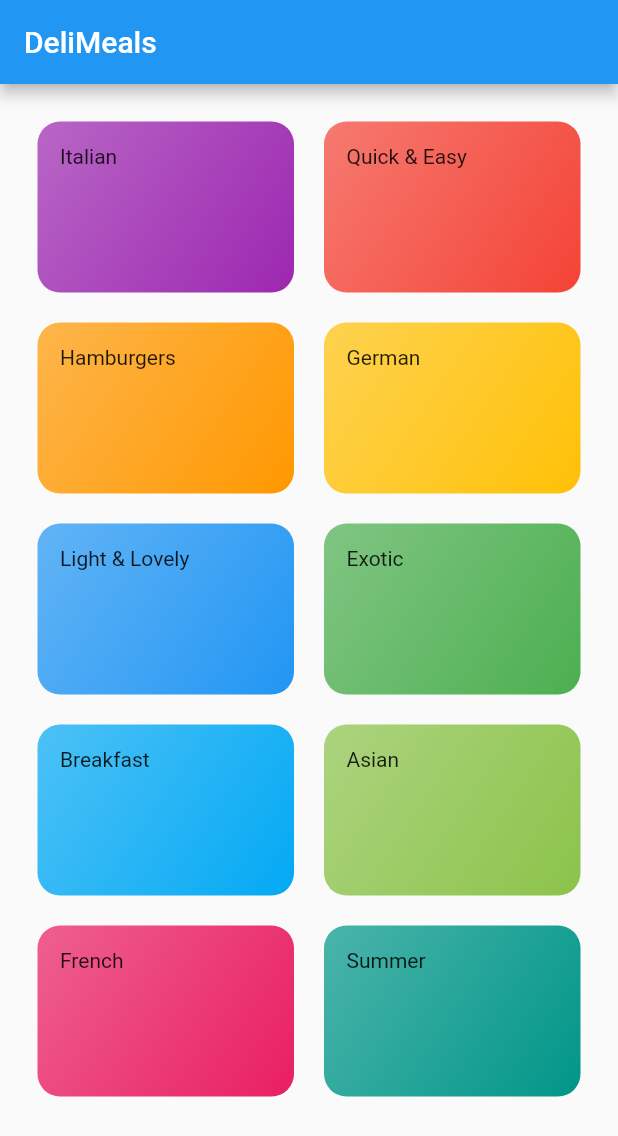
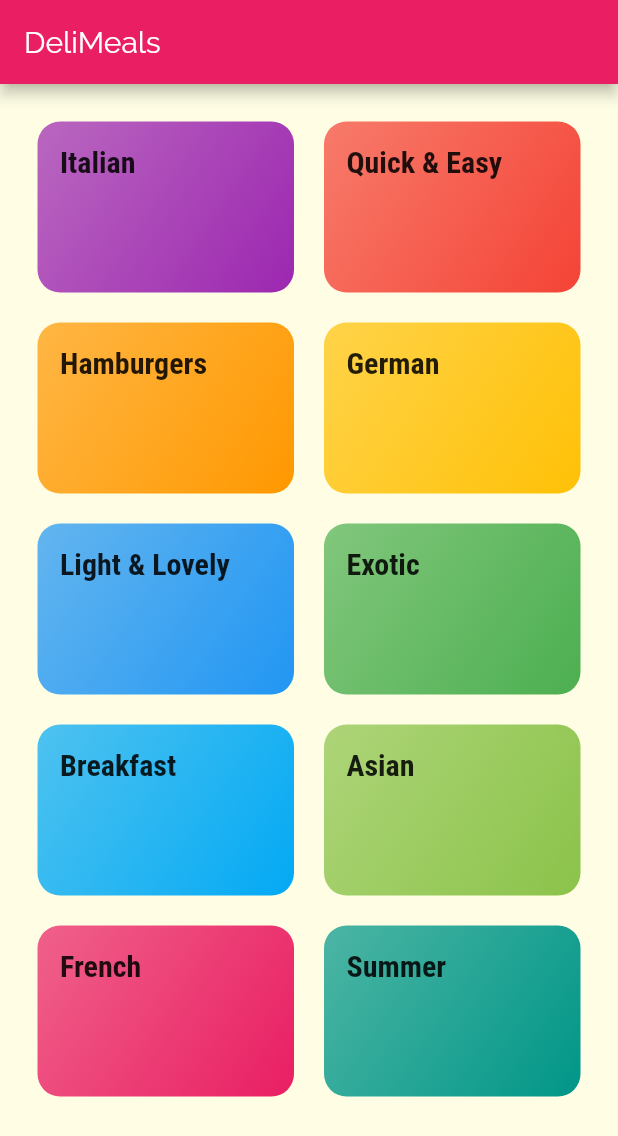
Before and after one commit to neo-deus/Meals-App, a Flutter app: the screen it shows after launch, on a phone screen of 412 x 824 dp. Shown: the top 1136 px of the screen. Run offline on Flutter 3.47's test engine with Material 2 defaults, Android fonts, the phone set to English and light mode, and no system bars.

Commit message:
styling categories_screen.dart

```diff
--- a/lib/categories_screen.dart
+++ b/lib/categories_screen.dart
@@ -8,7 +8,12 @@ class CategoriesScreen extends StatelessWidget {
   Widget build(BuildContext context) {
     return Scaffold(
       appBar: AppBar(
-        title: const Text('DeliMeals'),
+        title: const Text(
+          'DeliMeals',
+          style: TextStyle(fontSize: 20, color: Colors.white),
+        ),
+        titleTextStyle: Theme.of(context).textTheme.bodyLarge,
+        backgroundColor: Theme.of(context).primaryColor,
       ),
       body: GridView(
         padding: const EdgeInsets.all(25),
--- a/lib/category_item.dart
+++ b/lib/category_item.dart
@@ -10,7 +10,10 @@ class CategoryItem extends StatelessWidget {
   Widget build(BuildContext context) {
     return Container(
       padding: const EdgeInsets.all(15),
-      child: Text(title),
+      child: Text(
+        title,
+        style: Theme.of(context).textTheme.titleLarge,
+      ),
       decoration: BoxDecoration(
         gradient: LinearGradient(
           colors: [
--- a/lib/main.dart
+++ b/lib/main.dart
@@ -12,7 +12,26 @@ class MyApp extends StatelessWidget {
     return MaterialApp(
       title: 'DeliMeals',
       theme: ThemeData(
-        primarySwatch: Colors.blue,
+        primarySwatch: Colors.pink,
+        colorScheme: ColorScheme.fromSwatch().copyWith(
+          //colorScheme is newer version of accentColor
+          secondary: Colors.amber,
+        ),
+        canvasColor: const Color.fromRGBO(255, 254, 229, 1),
+        fontFamily: 'Raleway',
+        textTheme: ThemeData.light().textTheme.copyWith(
+              bodyLarge: TextStyle(
+                color: Color.fromRGBO(20, 51, 51, 1),
+              ),
+              bodyMedium: TextStyle(
+                color: Color.fromRGBO(20, 51, 51, 1),
+              ),
+              titleLarge: TextStyle(
+                fontSize: 20,
+                fontFamily: 'RobotoCondensed',
+                fontWeight: FontWeight.bold,
+              ),
+            ),
       ),
       home: CategoriesScreen(),
     );
```
Also changed, not shown: lib/category_meals_screen.dart (added).
